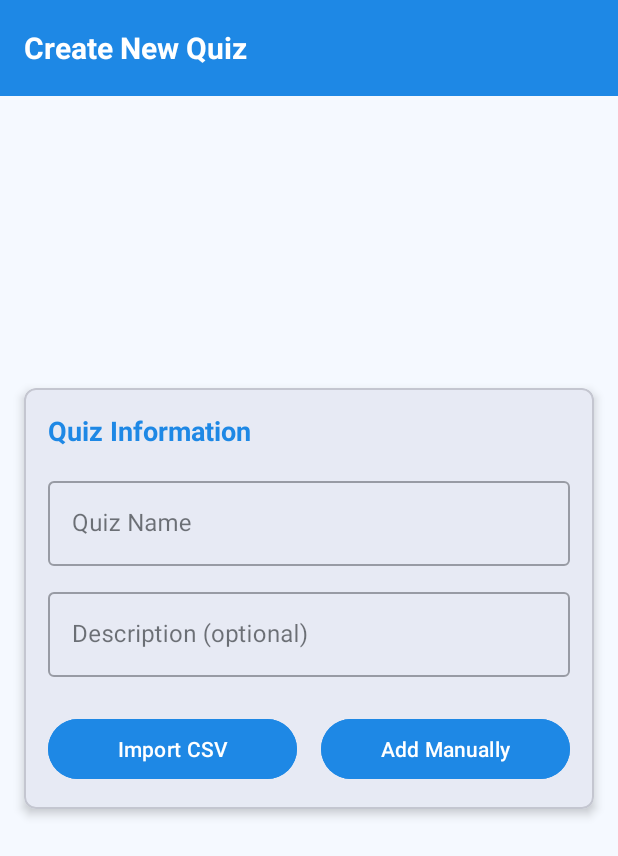
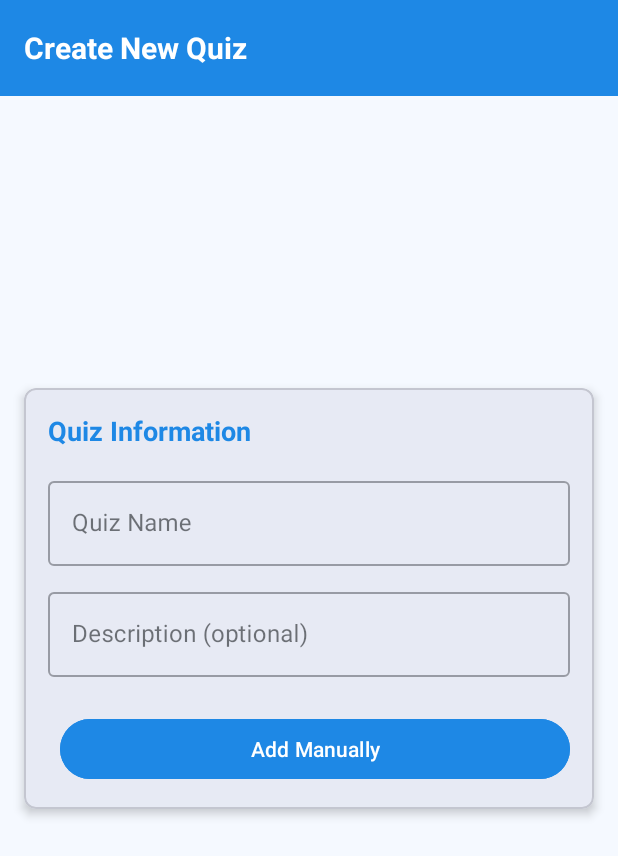
Before and after one commit to weareblahs/mob22-quizapp, an Android app: the AddQuizFragment screen opened through its navigation route, on a phone screen of 412 x 824 dp. Shown: the top 856 px of the screen. Run offline under Robolectric (Android 15) with nearby library versions, the phone set to English and light mode, and no system bars; our stand-ins replace Dagger/Hilt's generated code, Firebase (no records; nobody signed in at launch, a user with empty details on screens opened directly); 1 statement that could not run was skipped.

Commit message:
Remove the button import csv

```diff
--- a/app/src/main/res/layout/fragment_add_quiz.xml
+++ b/app/src/main/res/layout/fragment_add_quiz.xml
@@ -87,15 +87,15 @@
                 android:layout_marginTop="24dp"
                 android:orientation="horizontal">
 
-                <com.google.android.material.button.MaterialButton
-                    android:id="@+id/mbImportCsv"
-                    android:layout_width="0dp"
-                    android:layout_height="wrap_content"
-                    android:layout_marginEnd="8dp"
-                    android:layout_weight="1"
-                    android:backgroundTint="#1E88E5"
-                    android:text="Import CSV"
-                    android:textColor="#FFFFFF" />
+<!--                <com.google.android.material.button.MaterialButton-->
+<!--                    android:id="@+id/mbImportCsv"-->
+<!--                    android:layout_width="0dp"-->
+<!--                    android:layout_height="wrap_content"-->
+<!--                    android:layout_marginEnd="8dp"-->
+<!--                    android:layout_weight="1"-->
+<!--                    android:backgroundTint="#1E88E5"-->
+<!--                    android:text="Import CSV"-->
+<!--                    android:textColor="#FFFFFF" />-->
 
                 <com.google.android.material.button.MaterialButton
                     android:id="@+id/mbAddManually"
```
